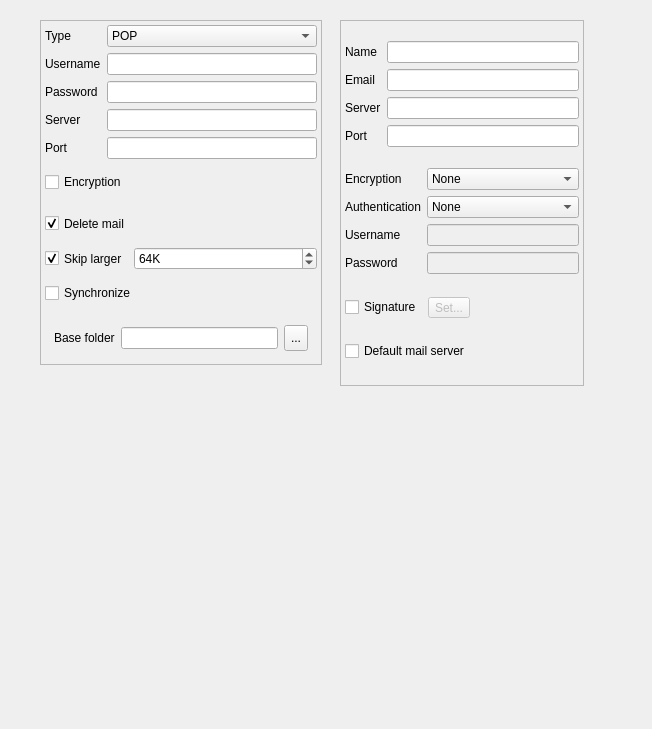
The window that src/applications/qtmail/editaccountbasephone.ui (openmoko/qtopia) describes before a commit, drawn with Qt 5.
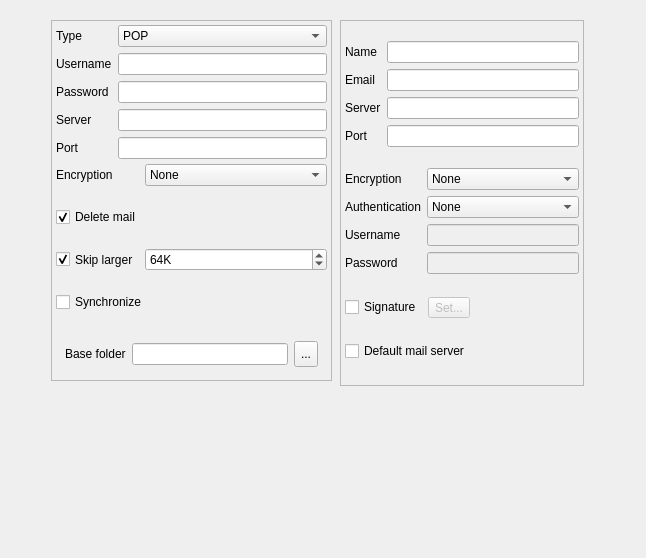
The same window after the commit.

```diff
--- a/src/applications/qtmail/editaccountbasephone.ui
+++ b/src/applications/qtmail/editaccountbasephone.ui
@@ -5,8 +5,8 @@
    <rect>
     <x>0</x>
     <y>0</y>
-    <width>652</width>
-    <height>729</height>
+    <width>646</width>
+    <height>558</height>
    </rect>
   </property>
   <property name="sizePolicy" >
@@ -26,10 +26,10 @@
   <widget class="QFrame" name="incomingFrame" >
    <property name="geometry" >
     <rect>
-     <x>40</x>
+     <x>51</x>
      <y>20</y>
-     <width>282</width>
-     <height>345</height>
+     <width>281</width>
+     <height>361</height>
     </rect>
    </property>
    <property name="sizePolicy" >
@@ -212,47 +212,89 @@
      </layout>
     </item>
     <item>
-     <widget class="QCheckBox" name="encryptionCheckBox" >
-      <property name="sizePolicy" >
-       <sizepolicy>
-        <hsizetype>7</hsizetype>
-        <vsizetype>1</vsizetype>
-        <horstretch>0</horstretch>
-        <verstretch>0</verstretch>
-       </sizepolicy>
-      </property>
-      <property name="text" >
-       <string>Encryption</string>
-      </property>
-     </widget>
-    </item>
-    <item>
-     <widget class="QCheckBox" name="deleteCheckBox" >
-      <property name="sizePolicy" >
-       <sizepolicy>
-        <hsizetype>7</hsizetype>
-        <vsizetype>1</vsizetype>
-        <horstretch>0</horstretch>
-        <verstretch>0</verstretch>
-       </sizepolicy>
-      </property>
-      <property name="text" >
-       <string>Delete mail</string>
-      </property>
-      <property name="checked" >
-       <bool>true</bool>
-      </property>
-     </widget>
-    </item>
-    <item>
-     <layout class="QHBoxLayout" >
+     <layout class="QGridLayout" >
       <property name="margin" >
        <number>0</number>
       </property>
       <property name="spacing" >
        <number>6</number>
       </property>
-      <item>
+      <item row="3" column="0" colspan="2" >
+       <widget class="QCheckBox" name="syncCheckBox" >
+        <property name="sizePolicy" >
+         <sizepolicy>
+          <hsizetype>7</hsizetype>
+          <vsizetype>1</vsizetype>
+          <horstretch>0</horstretch>
+          <verstretch>0</verstretch>
+         </sizepolicy>
+        </property>
+        <property name="text" >
+         <string>Synchronize</string>
+        </property>
+       </widget>
+      </item>
+      <item row="0" column="0" >
+       <widget class="QLabel" name="lblEncryption_2" >
+        <property name="sizePolicy" >
+         <sizepolicy>
+          <hsizetype>1</hsizetype>
+          <vsizetype>1</vsizetype>
+          <horstretch>0</horstretch>
+          <verstretch>0</verstretch>
+         </sizepolicy>
+        </property>
+        <property name="text" >
+         <string>Encryption</string>
+        </property>
+       </widget>
+      </item>
+      <item row="0" column="1" >
+       <widget class="QComboBox" name="encryptionIncoming" >
+        <property name="sizePolicy" >
+         <sizepolicy>
+          <hsizetype>7</hsizetype>
+          <vsizetype>0</vsizetype>
+          <horstretch>0</horstretch>
+          <verstretch>0</verstretch>
+         </sizepolicy>
+        </property>
+        <item>
+         <property name="text" >
+          <string>None</string>
+         </property>
+        </item>
+        <item>
+         <property name="text" >
+          <string>SSL</string>
+         </property>
+        </item>
+        <item>
+         <property name="text" >
+          <string>TLS</string>
+         </property>
+        </item>
+       </widget>
+      </item>
+      <item row="1" column="0" colspan="2" >
+       <widget class="QCheckBox" name="deleteCheckBox" >
+        <property name="sizePolicy" >
+         <sizepolicy>
+          <hsizetype>7</hsizetype>
+          <vsizetype>1</vsizetype>
+          <horstretch>0</horstretch>
+          <verstretch>0</verstretch>
+         </sizepolicy>
+        </property>
+        <property name="text" >
+         <string>Delete mail</string>
+        </property>
+        <property name="checked" >
+         <bool>true</bool>
+        </property>
+       </widget>
+      </item>
+      <item row="2" column="0" >
        <widget class="QCheckBox" name="thresholdCheckBox" >
         <property name="sizePolicy" >
          <sizepolicy>
@@ -270,7 +312,7 @@
         </property>
        </widget>
       </item>
-      <item>
+      <item row="2" column="1" >
        <widget class="QSpinBox" name="maxSize" >
         <property name="enabled" >
          <bool>true</bool>
@@ -302,21 +344,6 @@
       </item>
      </layout>
     </item>
-    <item>
-     <widget class="QCheckBox" name="syncCheckBox" >
-      <property name="sizePolicy" >
-       <sizepolicy>
-        <hsizetype>7</hsizetype>
-        <vsizetype>1</vsizetype>
-        <horstretch>0</horstretch>
-        <verstretch>0</verstretch>
-       </sizepolicy>
-      </property>
-      <property name="text" >
-       <string>Synchronize</string>
-      </property>
-     </widget>
-    </item>
     <item>
      <widget class="QFrame" name="imapSettings" >
       <property name="sizePolicy" >
```
Left out of the diff: 764 changed lines with no effect on the pictures.
